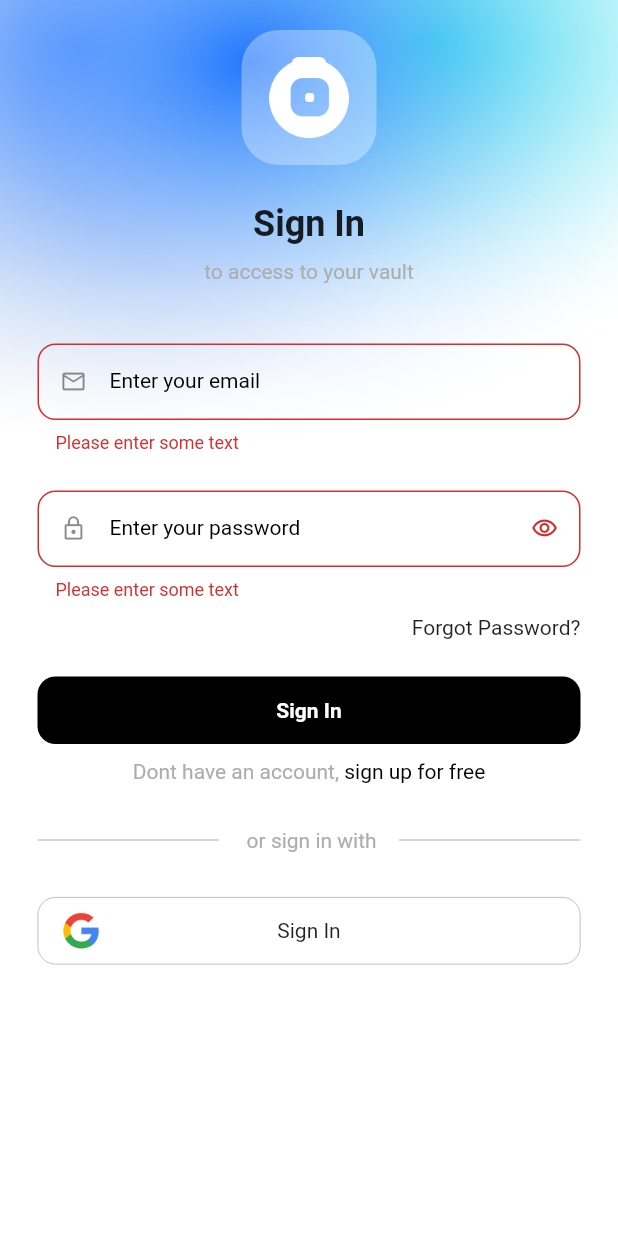
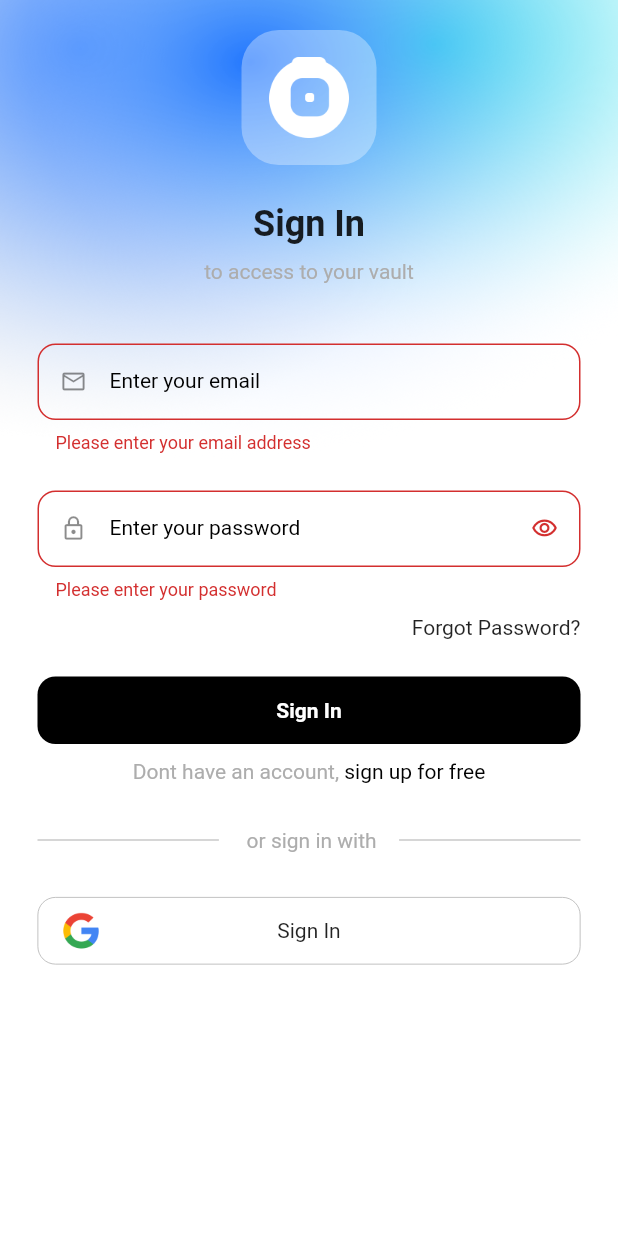
Before and after one commit to leonmsdev/vault, a Flutter app: the screen it shows after launch, after a tap on "Sign In", on a phone screen of 412 x 824 dp. Run offline on Flutter 3.47's test engine with Material 2 defaults, Android fonts, the phone set to English and light mode, and no system bars; our stand-ins replace go_router.

Commit message:
feat(validate):implement email and password validation

```diff
--- /dev/null
+++ b/lib/features/auth/services/validate_form.dart
@@ -0,0 +1,26 @@
+class ValidateFrom {}
+
+String? validateEmail(String? value) {
+  String pattern =
+      r"^[a-zA-Z0-9.!#$%&'*+/=?^_`{|}~-]+@[a-zA-Z0-9](?:[a-zA-Z0-9-]"
+      r"{0,253}[a-zA-Z0-9])?(?:\.[a-zA-Z0-9](?:[a-zA-Z0-9-]"
+      r"{0,253}[a-zA-Z0-9])?)*$";
+  RegExp regex = RegExp(pattern);
+  if (value == null || value.isEmpty) {
+    return 'Please enter your email address';
+  } else if (!regex.hasMatch(value) || !value.contains('.')) {
+    return 'Please enter a valid email address';
+  } else {
+    return null;
+  }
+}
+
+String? validatePw(String? value) {
+  if (value == null || value.isEmpty) {
+    return 'Please enter your password';
+  } else if (value.length <= 7) {
+    return 'Please enter a valid password';
+  } else {
+    return null;
+  }
+}
--- a/lib/widgets/design_formfields.dart
+++ b/lib/widgets/design_formfields.dart
@@ -1,3 +1,5 @@
+import 'package:vault/features/auth/services/validate_form.dart';
+
 import 'design.dart';
 
 class BorderedFormField extends StatelessWidget {
@@ -9,10 +11,7 @@ class BorderedFormField extends StatelessWidget {
   Widget build(BuildContext context) {
     return TextFormField(
       validator: (value) {
-        if (value == null || value.isEmpty) {
-          return 'Please enter some text';
-        }
-        return null;
+        return validateEmail(value);
       },
       decoration: InputDecoration(
         prefixIcon: const Icon(Icons.email_outlined),
@@ -66,10 +65,7 @@ class _PwBorderedFormFieldState extends State<PwBorderedFormField> {
   Widget build(BuildContext context) {
     return TextFormField(
       validator: (value) {
-        if (value == null || value.isEmpty) {
-          return 'Please enter some text';
-        }
-        return null;
+        return validatePw(value);
       },
       obscureText: obscureText,
       decoration: InputDecoration(
```
Also changed, not shown: 1 other file.
